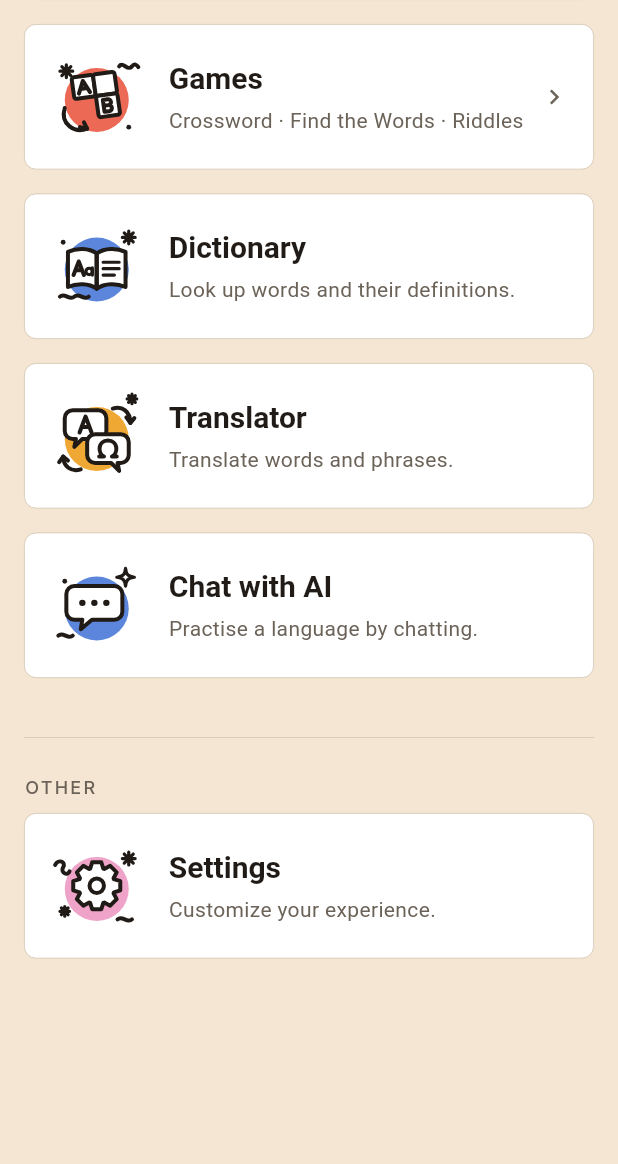
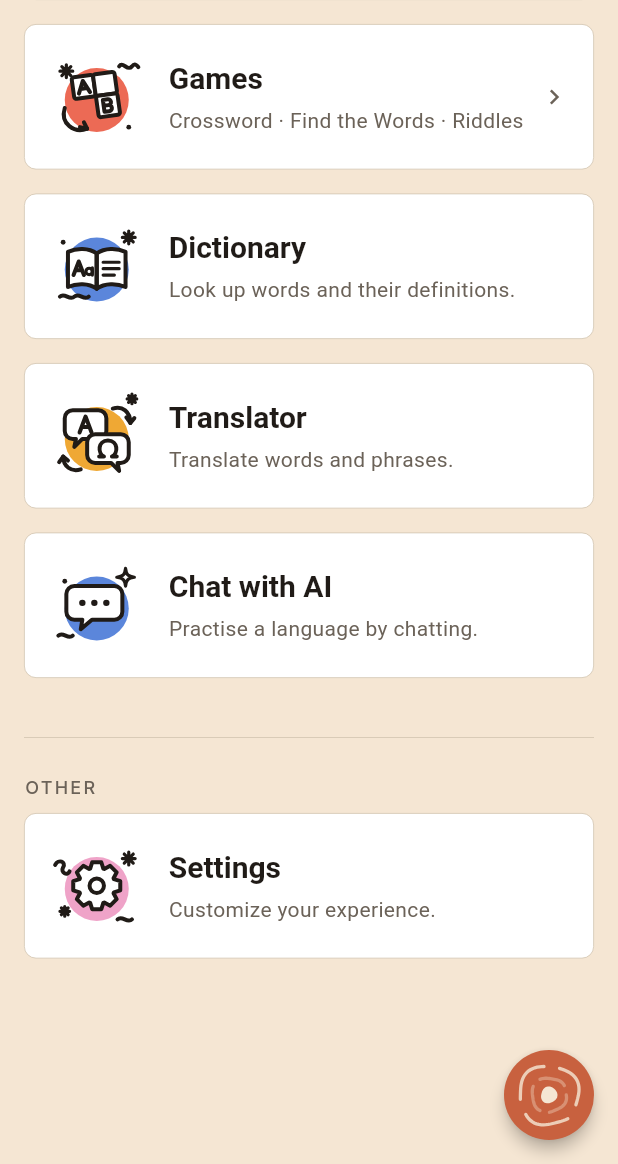
Before and after one commit to georgezafgz-369/lex-hopper, a Flutter app: the HomePage screen opened directly, on a phone screen of 412 x 824 dp, the part 72-1236 px from its top. Run offline on Flutter 3.47's test engine with Material 3 defaults, Android fonts, the phone set to English and light mode, and no system bars; our stand-ins replace flutter_svg, flutter_tts, google_fonts, material_ui, shared_preferences, sqflite; missing offline and left inert: dart_sentencepiece_tokenizer, flutter_onnxruntime, llamadart; accounts and stored records are empty; network calls fail; Roboto replaces fonts that are missing (Tinos).

Commit message:
Home: round doodle button with a sections menu
A dot with rings pulsing around it at the bottom right; tapped, the rings
fade to just the dot and a menu of the sections opens above it.

Co-Authored-By: Claude Opus 5.5 <noreply@anthropic.com>

```diff
--- a/lib/home_page.dart
+++ b/lib/home_page.dart
@@ -9,6 +9,7 @@ import 'design_system.dart';
 import 'section_icon.dart';
 import 'dictionary_search_bar.dart';
 import 'menu_card.dart';
+import 'sections_button.dart';
 import 'word_of_the_day_card.dart';
 
 class HomePage extends StatelessWidget {
@@ -29,7 +30,9 @@ class HomePage extends StatelessWidget {
     return Scaffold(
       backgroundColor: paper,
       body: SafeArea(
-        child: Column(
+        child: Stack(
+          children: [
+            Column(
               children: [
                 // ── Top bar ───────────────────────────────────────────────────
                 Padding(
@@ -72,7 +75,8 @@ class HomePage extends StatelessWidget {
                           title: (t) => t.gamesTitle,
                           subtitle: (t) => t.gamesList,
                           chevron: true,
-                      onTap: () => Navigator.of(context).pushNamed('/games'),
+                          onTap: () =>
+                              Navigator.of(context).pushNamed('/games'),
                         ),
                         const SizedBox(height: Spacing.md),
 
@@ -126,15 +130,22 @@ class HomePage extends StatelessWidget {
                           leading: const SectionIcon(Section.settings),
                           title: (t) => t.settings,
                           subtitle: (t) => t.settingsSubtitle,
-                      onTap: () => Navigator.of(context).pushNamed('/settings'),
+                          onTap: () =>
+                              Navigator.of(context).pushNamed('/settings'),
                         ),
-                    const SizedBox(height: Spacing.xxl),
+                        // Room for the round button at the bottom right.
+                        const SizedBox(
+                          height: SectionsButton.size + Spacing.lg,
+                        ),
                       ],
                     ),
                   ),
                 ),
               ],
             ),
+            const Positioned.fill(child: SectionsButton()),
+          ],
+        ),
       ),
     );
   }
--- /dev/null
+++ b/lib/sections_button.dart
@@ -0,0 +1,362 @@
+// ─────────────────────────────────────────────────────────────────────────────
+// SECTIONS BUTTON — the round button at the bottom right of the home page
+// ─────────────────────────────────────────────────────────────────────────────
+//
+// Closed: a hand-drawn dot with rings pulsing out around it. Tapped, the
+// rings fade, the dot stays, and a menu of the app's sections pops up
+// above it. A tap outside, or Back, closes it.
+
+import 'dart:io' show Platform;
+import 'dart:math' as math;
+
+import 'package:material_ui/material_ui.dart';
+
+import 'app_text.dart';
+import 'design_system.dart';
+import 'dual_text.dart';
+import 'section_icon.dart';
+
+/// Fills the page (in a Stack over it); only the button, and the menu while
+/// open, take taps.
+class SectionsButton extends StatefulWidget {
+  const SectionsButton({super.key});
+
+  /// The button's size, for pages that leave room for it.
+  static const size = 60.0;
+
+  /// The rings pulse for ever, so widget tests (which wait for animations
+  /// to end) see them still.
+  static bool pulses = !Platform.environment.containsKey('FLUTTER_TEST');
+
+  @override
+  State<SectionsButton> createState() => _SectionsButtonState();
+}
+
+class _SectionsButtonState extends State<SectionsButton>
+    with TickerProviderStateMixin {
+  bool _open = false;
+
+  // The rings' pulse, always running while closed.
+  late final _pulse = AnimationController(
+    vsync: this,
+    duration: const Duration(milliseconds: 2400),
+  );
+
+  @override
+  void initState() {
+    super.initState();
+    if (SectionsButton.pulses) _pulse.repeat();
+  }
+
+  // 0 closed, 1 open: fades the rings out and the menu in.
+  late final _openness = AnimationController(
+    vsync: this,
+    duration: const Duration(milliseconds: 220),
+  );
+
+  @override
+  void dispose() {
+    _pulse.dispose();
+    _openness.dispose();
+    super.dispose();
+  }
+
+  void _toggle() => _setOpen(!_open);
+
+  void _setOpen(bool open) {
+    setState(() => _open = open);
+    if (open) {
+      _openness.forward();
+      _pulse.stop();
+    } else {
+      _openness.reverse();
+      if (SectionsButton.pulses) _pulse.repeat();
+    }
+  }
+
+  void _go(String route) {
+    _setOpen(false);
+    Navigator.of(context).pushNamed(route);
+  }
+
+  @override
+  Widget build(BuildContext context) {
+    final b = Theme.of(context).brightness;
+    final clay = b.resolve(
+      light: AppColors.clayLight,
+      dark: AppColors.clayDark,
+    );
+    final card = b.resolve(
+      light: AppColors.gridCellLight,
+      dark: AppColors.gridCellDark,
+    );
+    final hairline = b.resolve(
+      light: AppColors.hairlineLight,
+      dark: AppColors.hairlineDark,
+    );
+    final ink = b.resolve(light: AppColors.inkLight, dark: AppColors.inkDark);
+    final mark = b.resolve(
+      light: AppColors.paperLight,
+      dark: AppColors.paperDark,
+    );
+
+    final items = <(Key, Section, String Function(AppText), String)>[
+      (
+        const Key('sections-games'),
+        Section.games,
+        (t) => t.gamesTitle,
+        '/games',
+      ),
+      (
+        const Key('sections-dictionary'),
+        Section.dictionary,
+        (t) => t.dictionary,
+        '/dictionary',
+      ),
+      (
+        const Key('sections-translator'),
+        Section.translator,
+        (t) => t.translator,
+        '/translator',
+      ),
+      (
+        const Key('sections-chat'),
+        Section.chatAi,
+        (t) => t.chatWithAi,
+        '/chat',
+      ),
+      (
+        const Key('sections-settings'),
+        Section.settings,
+        (t) => t.settings,
+        '/settings',
+      ),
+    ];
+
+    return PopScope(
+      canPop: !_open,
+      onPopInvokedWithResult: (didPop, _) {
+        if (!didPop && _open) _setOpen(false);
+      },
+      child: Stack(
+        fit: StackFit.expand,
+        children: [
+          // A tap anywhere else closes the menu.
+          if (_open)
+            GestureDetector(
+              key: const Key('sections-scrim'),
+              behavior: HitTestBehavior.opaque,
+              onTap: () => _setOpen(false),
+              child: FadeTransition(
+                opacity: _openness,
+                child: ColoredBox(color: Colors.black.withValues(alpha: 0.25)),
+              ),
+            ),
+
+          // ── The menu, above the button ─────────────────────────────────
+          if (_open)
+            Positioned(
+              right: Spacing.md,
+              bottom: Spacing.md + SectionsButton.size + Spacing.sm,
+              child: FadeTransition(
+                opacity: _openness,
+                child: ScaleTransition(
+                  scale: Tween(begin: 0.9, end: 1.0).animate(
+                    CurvedAnimation(parent: _openness, curve: Curves.easeOut),
+                  ),
+                  alignment: Alignment.bottomRight,
+                  child: Material(
+                    key: const Key('sections-menu'),
+                    color: card,
+                    elevation: 6,
+                    borderRadius: BorderRadius.circular(Radius.md),
+                    clipBehavior: Clip.antiAlias,
+                    child: ConstrainedBox(
+                      constraints: const BoxConstraints(
+                        minWidth: 220,
+                        maxWidth: 300,
+                      ),
+                      child: IntrinsicWidth(
+                        child: Column(
+                          mainAxisSize: MainAxisSize.min,
+                          crossAxisAlignment: CrossAxisAlignment.stretch,
+                          children: [
+                            for (final (i, (key, section, title, route))
+                                in items.indexed) ...[
+                              if (i > 0) Divider(height: 0, color: hairline),
+                              InkWell(
+                                key: key,
+                                onTap: () => _go(route),
+                                child: Padding(
+                                  padding: const EdgeInsets.symmetric(
+                                    horizontal: Spacing.md,
+                                    vertical: Spacing.sm,
+                                  ),
+                                  child: Row(
+                                    children: [
+                                      SectionIcon(
+                                        section,
+                                        size: 32,
+                                        compact: true,
+                                      ),
+                                      const SizedBox(width: Spacing.md),
+                                      Flexible(
+                                        child: DualText(
+                                          title,
+                                          inline: true,
+                                          style: TextStyle(
+                                            fontSize: 16,
+                                            fontWeight: FontWeight.w600,
+                                            color: ink,
+                                            fontFamily: 'Inter',
+                                          ),
+                                        ),
+                                      ),
+                                    ],
+                                  ),
+                                ),
+                              ),
+                            ],
+                          ],
+                        ),
+                      ),
+                    ),
+                  ),
+                ),
+              ),
+            ),
+
+          // ── The button ─────────────────────────────────────────────────
+          Positioned(
+            right: Spacing.md,
+            bottom: Spacing.md,
+            child: Semantics(
+              button: true,
+              expanded: _open,
+              label: AppText.of(context).menu,
+              excludeSemantics: true,
+              child: Material(
+                key: const Key('sections-button'),
+                color: clay,
+                shape: const CircleBorder(),
+                elevation: 4,
+                clipBehavior: Clip.antiAlias,
+                child: InkWell(
+                  onTap: _toggle,
+                  child: SizedBox.square(
+                    dimension: SectionsButton.size,
+                    child: CustomPaint(
+                      painter: DotWavesPainter(
+                        pulse: _pulse,
+                        openness: _openness,
+                        color: mark,
+                      ),
+                    ),
+                  ),
+                ),
+              ),
+            ),
+          ),
+        ],
+      ),
+    );
+  }
+}
+
+/// A doodled dot with two rings around it. The rings pulse outward one
+/// after the other ([pulse] 0–1, repeating) and fade away as [openness]
+/// goes to 1, leaving just the dot.
+class DotWavesPainter extends CustomPainter {
+  final Animation<double> pulse;
+  final Animation<double> openness;
+  final Color color;
+
+  DotWavesPainter({
+    required this.pulse,
+    required this.openness,
+    required this.color,
+  }) : super(repaint: Listenable.merge([pulse, openness]));
+
+  @override
+  void paint(Canvas canvas, Size size) {
+    final c = size.center(Offset.zero);
+    final unit = size.shortestSide / 60;
+    final open = openness.value;
+
+    // The dot: a slightly lumpy circle, a little bigger when open.
+    final dotR = (5.5 + 1.5 * open) * unit;
+    canvas.drawPath(
+      _wobbly(c, dotR, wobble: 0.08, seed: 1),
+      Paint()..color = color,
+    );
+
+    // Two rings, each a few hand-drawn strokes with gaps.
+    final rings = 1 - open;
+    if (rings <= 0) return;
+    final stroke = Paint()
+      ..color = color
+      ..style = PaintingStyle.stroke
+      ..strokeWidth = 2.2 * unit
+      ..strokeCap = StrokeCap.round;
+    for (var i = 0; i < 2; i++) {
+      // Each ring brightens and swells a little in turn.
+      final phase = (pulse.value - i * 0.25) % 1.0;
+      final glow = math.max(0.0, math.sin(phase * math.pi));
+      final r = (11.5 + i * 7.5 + glow * 1.5) * unit;
+      stroke.color = color.withValues(alpha: (0.35 + 0.65 * glow) * rings);
+      // Three strokes, gaps between them, turned differently per ring.
+      for (var s = 0; s < 3; s++) {
+        final start = (i * 0.9) + s * (2 * math.pi / 3);
+        canvas.drawPath(
+          _wobblyArc(c, r, start, 2 * math.pi / 3 - 0.55, seed: i * 3 + s),
+          stroke,
+        );
+      }
+    }
+  }
+
+  // A closed, slightly uneven circle (a doodle, not a compass circle).
+  static Path _wobbly(
+    Offset c,
+    double r, {
+    required double wobble,
+    required int seed,
+  }) {
+    final path = Path();
+    const n = 48;
+    for (var k = 0; k <= n; k++) {
+      final a = k / n * 2 * math.pi;
+      final rr =
+          r *
+          (1 +
+              wobble * math.sin(3 * a + seed) * 0.6 +
+              wobble * math.cos(2 * a + seed * 2) * 0.4);
+      final p = c + Offset(math.cos(a) * rr, math.sin(a) * rr);
+      k == 0 ? path.moveTo(p.dx, p.dy) : path.lineTo(p.dx, p.dy);
+    }
+    return path..close();
+  }
+
+  // An arc whose radius drifts a little along it, like a hand stroke.
+  static Path _wobblyArc(
+    Offset c,
+    double r,
+    double start,
+    double sweep, {
+    required int seed,
+  }) {
+    final path = Path();
+    const n = 20;
+    for (var k = 0; k <= n; k++) {
+      final t = k / n;
+      final a = start + sweep * t;
+      final rr = r * (1 + 0.05 * math.sin(t * math.pi * 2 + seed));
+      final p = c + Offset(math.cos(a) * rr, math.sin(a) * rr);
+      k == 0 ? path.moveTo(p.dx, p.dy) : path.lineTo(p.dx, p.dy);
+    }
+    return path;
+  }
+
+  @override
+  bool shouldRepaint(DotWavesPainter old) => old.color != color;
+}
```
Also changed, not shown: 1 other file. Lines whose indentation alone changed are shown as unchanged.
